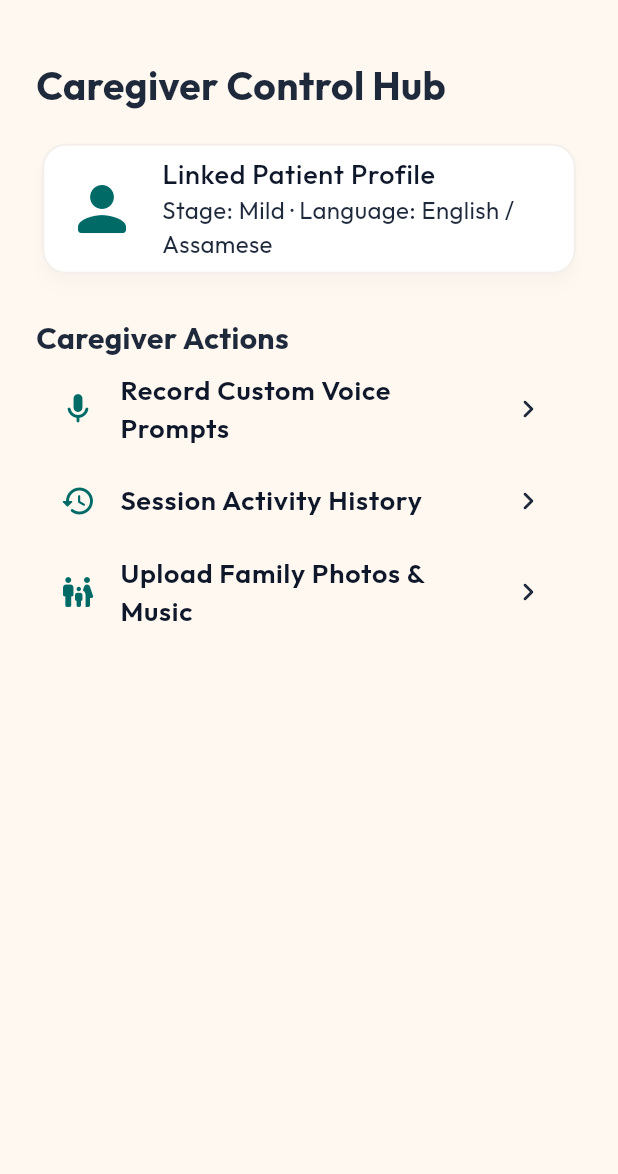
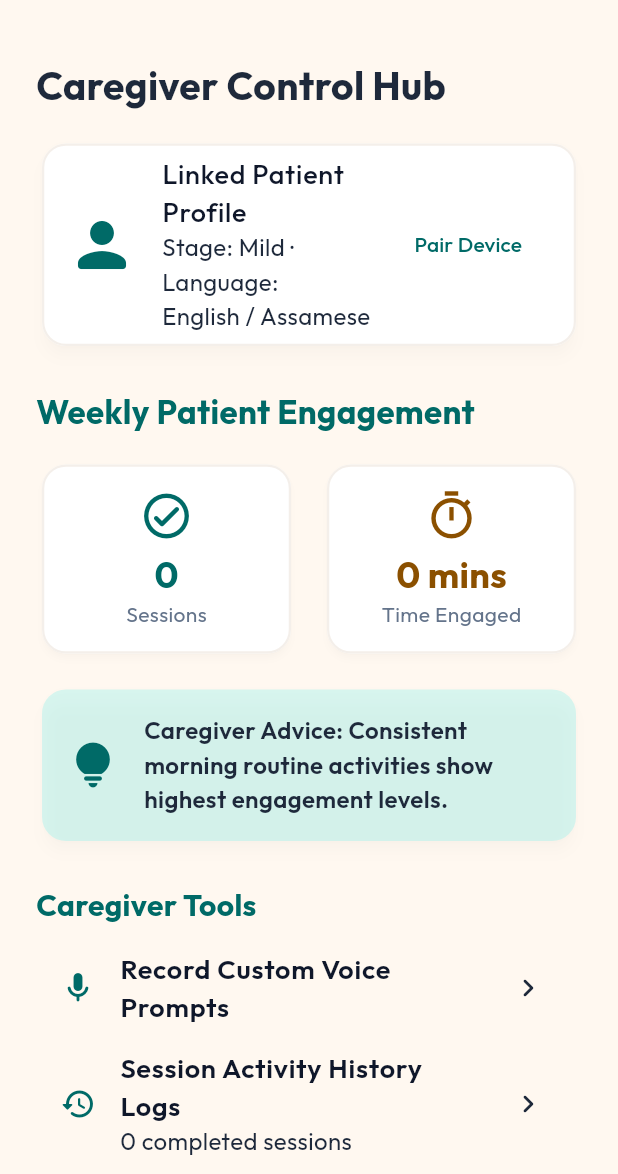
Before and after one commit to shairyavakati/Nenil-Dementia-Platform, a Flutter app: the CaregiverDashboardScreen screen opened by its route, after a tap on the "arrow back" icon, on a phone screen of 412 x 824 dp, the part 62-1236 px from its top. Run offline on Flutter 3.47's test engine with Material 3 defaults, Android fonts, the phone set to English and light mode, and no system bars; our stand-ins replace flutter_riverpod, flutter_tts, go_router, google_fonts, hive_flutter, just_audio and 3 more; missing offline and left inert: record; accounts and stored records are empty.

Commit message:
feat(sprint-4): implement Caregiver Companion with session history logs, engagement insights, device pairing, and PIN security

```diff
--- a/lib/core/router/app_router.dart
+++ b/lib/core/router/app_router.dart
@@ -3,6 +3,8 @@ import 'package:go_router/go_router.dart';
 import '../../features/auth/screens/caregiver_auth_screen.dart';
 import '../../features/auth/screens/pin_setup_screen.dart';
 import '../../features/caregiver/screens/caregiver_dashboard_screen.dart';
+import '../../features/caregiver/screens/patient_linking_screen.dart';
+import '../../features/caregiver/screens/session_history_screen.dart';
 import '../../features/caregiver/screens/voice_recording_screen.dart';
 import '../../features/emergency/screens/emergency_screen.dart';
 import '../../features/games/screens/daily_routine_game_screen.dart';
@@ -84,14 +86,25 @@ final GoRouter appRouter = GoRouter(
       path: '/game-completion',
       builder: (context, state) => const GameCompletionScreen(),
     ),
+
+    // Sprint 4 Caregiver Companion Routes
     GoRoute(
       path: '/caregiver-dashboard',
       builder: (context, state) => const CaregiverDashboardScreen(),
     ),
     GoRoute(
+      path: '/session-history',
+      builder: (context, state) => const SessionHistoryScreen(),
+    ),
+    GoRoute(
+      path: '/patient-linking',
+      builder: (context, state) => const PatientLinkingScreen(),
+    ),
+    GoRoute(
       path: '/voice-recording',
       builder: (context, state) => const VoiceRecordingScreen(),
     ),
+
     GoRoute(
       path: '/emergency',
       builder: (context, state) => const EmergencyScreen(),
--- /dev/null
+++ b/lib/features/caregiver/providers/caregiver_dashboard_provider.dart
@@ -0,0 +1,69 @@
+import 'package:flutter/foundation.dart';
+import 'package:flutter_riverpod/flutter_riverpod.dart';
+import '../../../models/session_model.dart';
+import '../../../storage/database/app_database.dart';
+
+class CaregiverDashboardState {
+  final List<SessionModel> sessionHistory;
+  final int totalSessionsCompleted;
+  final int totalMinutesEngaged;
+  final String favoriteGame;
+  final bool isLoading;
+
+  const CaregiverDashboardState({
+    this.sessionHistory = const [],
+    this.totalSessionsCompleted = 0,
+    this.totalMinutesEngaged = 0,
+    this.favoriteGame = 'My Daily Routine',
+    this.isLoading = false,
+  });
+
+  CaregiverDashboardState copyWith({
+    List<SessionModel>? sessionHistory,
+    int? totalSessionsCompleted,
+    int? totalMinutesEngaged,
+    String? favoriteGame,
+    bool? isLoading,
+  }) {
+    return CaregiverDashboardState(
+      sessionHistory: sessionHistory ?? this.sessionHistory,
+      totalSessionsCompleted: totalSessionsCompleted ?? this.totalSessionsCompleted,
+      totalMinutesEngaged: totalMinutesEngaged ?? this.totalMinutesEngaged,
+      favoriteGame: favoriteGame ?? this.favoriteGame,
+      isLoading: isLoading ?? this.isLoading,
+    );
+  }
+}
+
+class CaregiverDashboardNotifier extends StateNotifier<CaregiverDashboardState> {
+  CaregiverDashboardNotifier() : super(const CaregiverDashboardState(isLoading: true)) {
+    loadCaregiverData();
+  }
+
+  Future<void> loadCaregiverData() async {
+    try {
+      final db = await AppDatabase.database;
+      final maps = await db.query('sessions', orderBy: 'completed_at DESC');
+
+      final history = maps.map((m) => SessionModel.fromMap(m)).toList();
+      final totalSessions = history.length;
+      final totalSeconds = history.fold<int>(0, (sum, item) => sum + item.durationSeconds);
+      final totalMinutes = (totalSeconds / 60).round();
+
+      state = state.copyWith(
+        sessionHistory: history,
+        totalSessionsCompleted: totalSessions,
+        totalMinutesEngaged: totalMinutes,
+        isLoading: false,
+      );
+      debugPrint('[CaregiverDashboardNotifier] Loaded ${history.length} session records from SQLite.');
+    } catch (e) {
+      debugPrint('[CaregiverDashboardNotifier] Error loading sessions: $e');
+      state = state.copyWith(isLoading: false);
+    }
+  }
+}
+
+final caregiverDashboardProvider = StateNotifierProvider<CaregiverDashboardNotifier, CaregiverDashboardState>((ref) {
+  return CaregiverDashboardNotifier();
+});
--- a/lib/features/caregiver/screens/caregiver_dashboard_screen.dart
+++ b/lib/features/caregiver/screens/caregiver_dashboard_screen.dart
@@ -6,12 +6,16 @@ import '../../../core/constants/app_dimensions.dart';
 import '../../../core/constants/app_strings.dart';
 import '../../auth/providers/caregiver_auth_provider.dart';
 import '../../auth/widgets/pin_input_dialog.dart';
+import '../providers/caregiver_dashboard_provider.dart';
+import '../widgets/caregiver_insights_widget.dart';
 
 class CaregiverDashboardScreen extends ConsumerWidget {
   const CaregiverDashboardScreen({super.key});
 
   @override
   Widget build(BuildContext context, WidgetRef ref) {
+    final dashState = ref.watch(caregiverDashboardProvider);
+
     return Scaffold(
       appBar: AppBar(
         title: const Text(AppStrings.titleDashboard),
@@ -21,7 +25,7 @@ class CaregiverDashboardScreen extends ConsumerWidget {
         ),
       ),
       body: SafeArea(
-        child: Padding(
+        child: SingleChildScrollView(
           padding: const EdgeInsets.all(AppDimensions.spaceL),
           child: Column(
             crossAxisAlignment: CrossAxisAlignment.start,
@@ -31,18 +35,35 @@ class CaregiverDashboardScreen extends ConsumerWidget {
                 style: TextStyle(fontSize: 26, fontWeight: FontWeight.bold),
               ),
               const SizedBox(height: AppDimensions.spaceM),
-              const Card(
+
+              // 1. Patient Summary Header
+              Card(
                 child: ListTile(
-                  leading: Icon(Icons.person_rounded, size: AppDimensions.iconLarge, color: AppColors.primary),
-                  title: Text('Linked Patient Profile'),
-                  subtitle: Text('Stage: Mild · Language: English / Assamese'),
+                  leading: const Icon(Icons.person_rounded, size: AppDimensions.iconLarge, color: AppColors.primary),
+                  title: const Text('Linked Patient Profile'),
+                  subtitle: const Text('Stage: Mild · Language: English / Assamese'),
+                  trailing: TextButton(
+                    onPressed: () => context.push('/patient-linking'),
+                    child: const Text('Pair Device'),
+                  ),
                 ),
               ),
               const SizedBox(height: AppDimensions.spaceL),
+
+              // 2. Insights Panel
+              CaregiverInsightsWidget(
+                totalSessions: dashState.totalSessionsCompleted,
+                totalMinutes: dashState.totalMinutesEngaged,
+                favoriteGame: dashState.favoriteGame,
+              ),
+              const SizedBox(height: AppDimensions.spaceL),
+
+              // 3. Caregiver Actions List
               const Text(
-                'Caregiver Actions',
-                style: TextStyle(fontSize: 20, fontWeight: FontWeight.bold),
+                'Caregiver Tools',
+                style: TextStyle(fontSize: 20, fontWeight: FontWeight.bold, color: AppColors.primary),
               ),
+              const SizedBox(height: AppDimensions.spaceS),
               ListTile(
                 leading: const Icon(Icons.mic_rounded, color: AppColors.primary),
                 title: const StringText('Record Custom Voice Prompts'),
@@ -61,29 +82,26 @@ class CaregiverDashboardScreen extends ConsumerWidget {
               ),
               ListTile(
                 leading: const Icon(Icons.history_rounded, color: AppColors.primary),
-                title: const StringText('Session Activity History'),
+                title: const StringText('Session Activity History Logs'),
+                subtitle: Text('${dashState.totalSessionsCompleted} completed sessions'),
                 trailing: const Icon(Icons.chevron_right_rounded),
                 onTap: () async {
-                  await showDialog<bool>(
+                  final unlocked = await showDialog<bool>(
                     context: context,
                     builder: (ctx) => PinInputDialog(
                       onVerify: (pin) => ref.read(caregiverAuthProvider.notifier).verifyPin(pin),
                     ),
                   );
+                  if (unlocked == true && context.mounted) {
+                    context.push('/session-history');
+                  }
                 },
               ),
               ListTile(
-                leading: const Icon(Icons.family_restroom_rounded, color: AppColors.primary),
-                title: const StringText('Upload Family Photos & Music'),
+                leading: const Icon(Icons.link_rounded, color: AppColors.primary),
+                title: const StringText('Pair Patient & Caregiver Devices'),
                 trailing: const Icon(Icons.chevron_right_rounded),
-                onTap: () async {
-                  await showDialog<bool>(
-                    context: context,
-                    builder: (ctx) => PinInputDialog(
-                      onVerify: (pin) => ref.read(caregiverAuthProvider.notifier).verifyPin(pin),
-                    ),
-                  );
-                },
+                onTap: () => context.push('/patient-linking'),
               ),
             ],
           ),
--- /dev/null
+++ b/lib/features/caregiver/widgets/caregiver_insights_widget.dart
@@ -0,0 +1,103 @@
+import 'package:flutter/material.dart';
+import '../../../core/constants/app_colors.dart';
+import '../../../core/constants/app_dimensions.dart';
+
+class CaregiverInsightsWidget extends StatelessWidget {
+  final int totalSessions;
+  final int totalMinutes;
+  final String favoriteGame;
+
+  const CaregiverInsightsWidget({
+    super.key,
+    required this.totalSessions,
+    required this.totalMinutes,
+    required this.favoriteGame,
+  });
+
+  @override
+  Widget build(BuildContext context) {
+    return Column(
+      crossAxisAlignment: CrossAxisAlignment.start,
+      children: [
+        const Text(
+          'Weekly Patient Engagement',
+          style: TextStyle(fontSize: 22, fontWeight: FontWeight.bold, color: AppColors.primary),
+        ),
+        const SizedBox(height: AppDimensions.spaceM),
+        Row(
+          children: [
+            Expanded(
+              child: _MetricCard(
+                title: 'Sessions',
+                value: '$totalSessions',
+                icon: Icons.check_circle_outline_rounded,
+                color: AppColors.primary,
+              ),
+            ),
+            const SizedBox(width: AppDimensions.spaceM),
+            Expanded(
+              child: _MetricCard(
+                title: 'Time Engaged',
+                value: '$totalMinutes mins',
+                icon: Icons.timer_outlined,
+                color: AppColors.secondary,
+              ),
+            ),
+          ],
+        ),
+        const SizedBox(height: AppDimensions.spaceM),
+        Card(
+          color: AppColors.primaryContainer.withOpacity(0.4),
+          shape: RoundedRectangleBorder(borderRadius: BorderRadius.circular(AppDimensions.radiusM)),
+          child: const Padding(
+            padding: EdgeInsets.all(AppDimensions.spaceM),
+            child: Row(
+              children: [
+                Icon(Icons.lightbulb_rounded, color: AppColors.primary, size: 36),
+                SizedBox(width: AppDimensions.spaceM),
+                Expanded(
+                  child: Text(
+                    'Caregiver Advice: Consistent morning routine activities show highest engagement levels.',
+                    style: TextStyle(fontSize: 16, fontWeight: FontWeight.w600),
+                  ),
+                ),
+              ],
+            ),
+          ),
+        ),
+      ],
+    );
+  }
+}
+
+class _MetricCard extends StatelessWidget {
+  final String title;
+  final String value;
+  final IconData icon;
+  final Color color;
+
+  const _MetricCard({
+    required this.title,
+    required this.value,
+    required this.icon,
+    required this.color,
+  });
+
+  @override
+  Widget build(BuildContext context) {
+    return Card(
+      elevation: AppDimensions.elevationLow,
+      child: Padding(
+        padding: const EdgeInsets.all(AppDimensions.spaceM),
+        child: Column(
+          children: [
+            Icon(icon, size: AppDimensions.iconMedium, color: color),
+            const SizedBox(height: AppDimensions.spaceXS),
+            Text(value, style: TextStyle(fontSize: 24, fontWeight: FontWeight.bold, color: color)),
+            Text(title, style: const TextStyle(fontSize: 14, color: AppColors.outline)),
+          ],
+        ),
+      ),
+    );
+  }
+}
```
Also changed, not shown: lib/features/caregiver/screens/patient_linking_screen.dart (added, +90 -0 lines), lib/features/caregiver/screens/session_history_screen.dart (added, +94 -0 lines).
